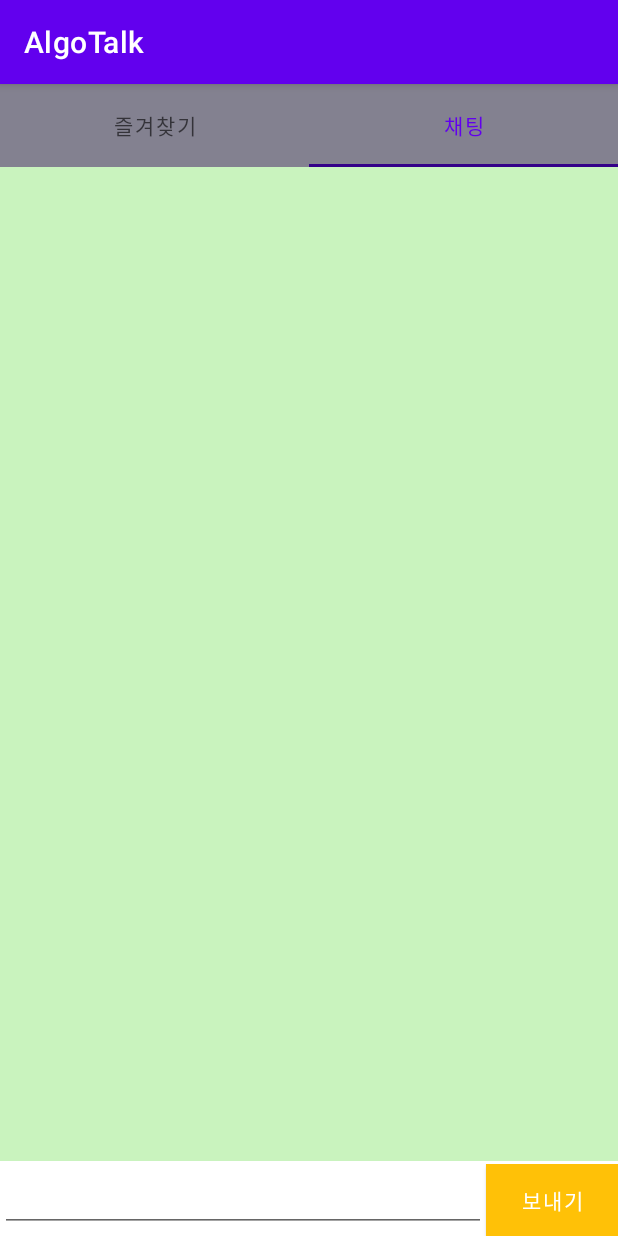
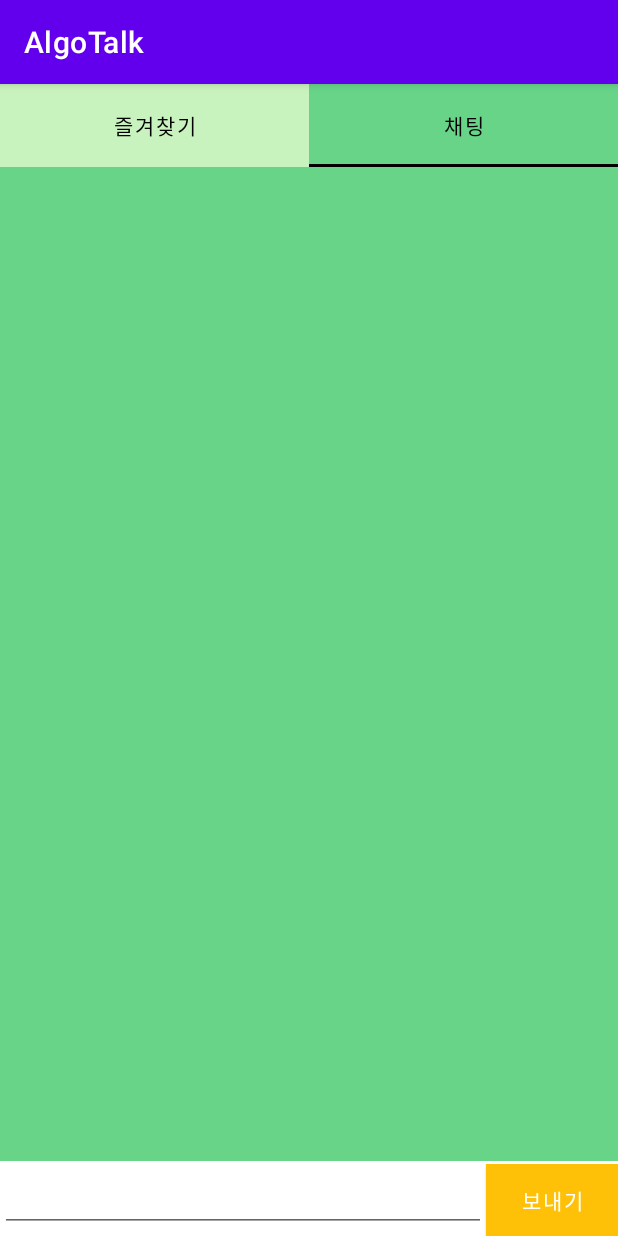
Before and after one commit to CBNU-JEM/AlgoTalk, an Android app: the screen it shows after launch (MainActivity), tab 2 chosen, on a phone screen of 412 x 824 dp. Run offline under Robolectric (Android 15) with nearby library versions, the phone set to English and light mode, and no system bars.

Commit message:
ALGO-9 탭 색상 변경

```diff
--- a/app/src/main/java/com/jem/algotalk/MainActivity.kt
+++ b/app/src/main/java/com/jem/algotalk/MainActivity.kt
@@ -25,7 +25,7 @@ class MainActivity : AppCompatActivity() {
 
         TabLayoutMediator(tabLayout, viewPager2) { tab, position ->
             tab.text = tabLayoutTextArray[position]
-            tab.view.setBackgroundColor(tabLayoutColorArray[position])
+            //tab.view.setBackgroundColor(tabLayoutColorArray[position])
             //tab.setIcon(tabLayoutIconArray[position])
         }.attach()
     }
--- /dev/null
+++ b/app/src/main/res/drawable/tab_background.xml
@@ -0,0 +1,5 @@
+<?xml version="1.0" encoding="utf-8"?>
+<selector xmlns:android="http://schemas.android.com/apk/res/android">
+    <item android:drawable="@drawable/tab_background_selected" android:state_selected="true" />
+    <item android:drawable="@drawable/tab_background_unselected" android:state_selected="false" android:state_focused="false" android:state_pressed="false" />
+</selector>
--- /dev/null
+++ b/app/src/main/res/drawable/tab_background_selected.xml
@@ -0,0 +1,4 @@
+<?xml version="1.0" encoding="utf-8"?>
+<shape xmlns:android="http://schemas.android.com/apk/res/android" >
+    <solid android:color="@color/dark_green" />
+</shape>
--- /dev/null
+++ b/app/src/main/res/drawable/tab_background_unselected.xml
@@ -0,0 +1,4 @@
+<?xml version="1.0" encoding="utf-8"?>
+<shape xmlns:android="http://schemas.android.com/apk/res/android" >
+    <solid android:color="@color/light_green" />
+</shape>
--- a/app/src/main/res/layout/activity_main.xml
+++ b/app/src/main/res/layout/activity_main.xml
@@ -2,12 +2,16 @@
 <LinearLayout xmlns:android="http://schemas.android.com/apk/res/android"
     android:layout_width="match_parent"
     android:layout_height="match_parent"
+    xmlns:app="http://schemas.android.com/apk/res-auto"
     android:orientation="vertical">
 
     <com.google.android.material.tabs.TabLayout
         android:id="@+id/tabLayout"
         android:layout_width="match_parent"
-        android:layout_height="55dp"></com.google.android.material.tabs.TabLayout>
+        android:layout_height="55dp"
+        app:tabTextColor="@color/black"
+        app:tabIndicatorColor="@color/black"
+        app:tabBackground="@drawable/tab_background"/>
 
     <androidx.viewpager2.widget.ViewPager2
         android:id="@+id/viewPager2"
--- a/app/src/main/res/layout/fragment_chatting.xml
+++ b/app/src/main/res/layout/fragment_chatting.xml
@@ -17,7 +17,7 @@
             android:layout_alignParentTop="false"
             android:layout_alignParentBottom="true"
             android:layout_marginBottom="50dp"
-            android:background="@color/light_green" />
+            android:background="@color/dark_green" />
 
         <RelativeLayout
             android:id="@+id/InnerRelativeLayout"
```
